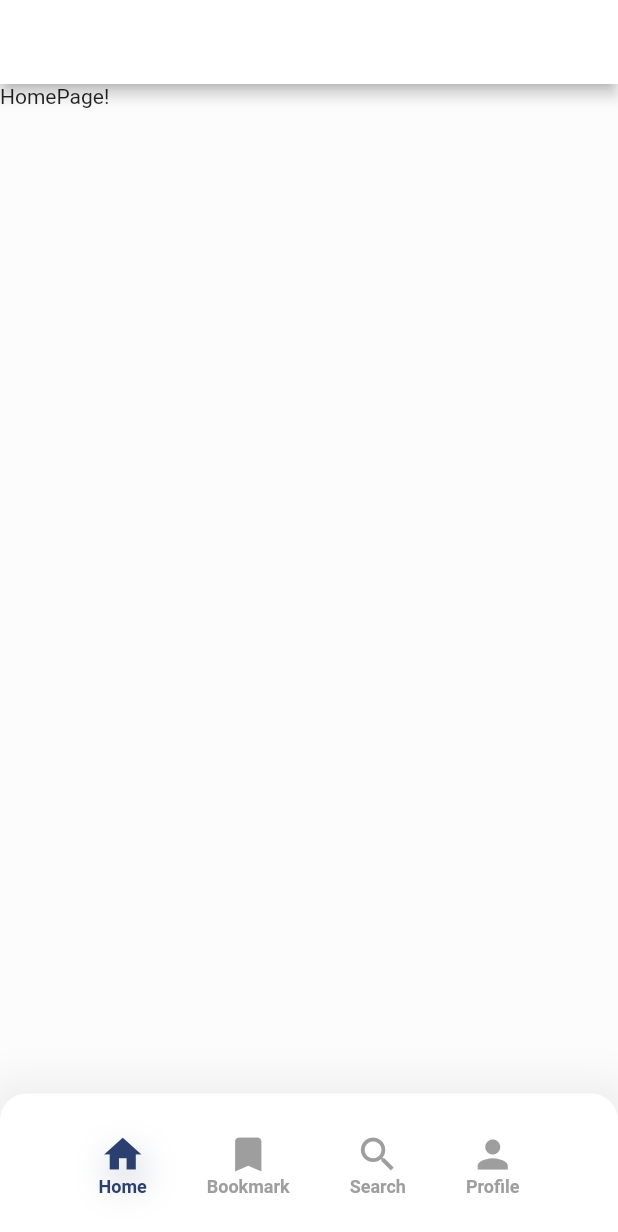
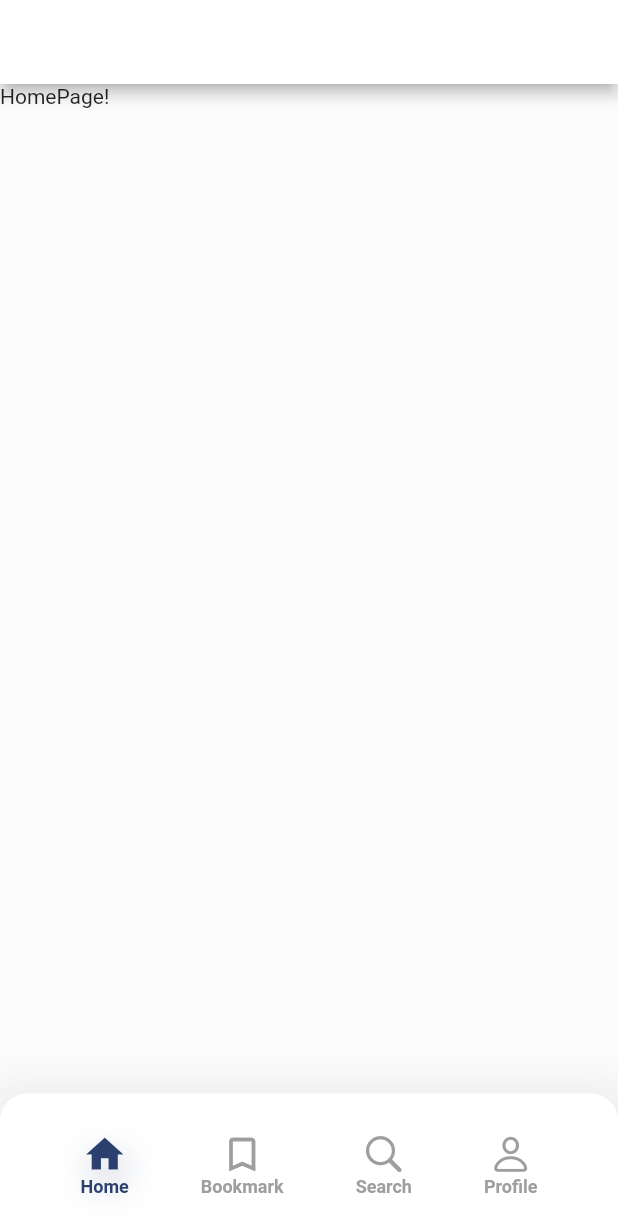
Before and after one commit to lucas404x/book_store_bacala_impl, a Flutter app: the screen it shows after launch, on a phone screen of 412 x 824 dp. Shown: the top 1232 px of the screen. Run offline on Flutter 3.47's test engine with Material 2 defaults, Android fonts, the phone set to English and light mode, and no system bars; our stand-ins replace font_awesome_flutter, go_router.

Commit message:
chore: improvements on nav icons style

```diff
--- a/lib/main.dart
+++ b/lib/main.dart
@@ -3,5 +3,5 @@ import 'package:flutter/material.dart';
 import 'app.dart';
 
 void main() {
-  runApp(MyApp());
+  runApp(const MyApp());
 }
--- a/lib/src/pages/base/base_page.dart
+++ b/lib/src/pages/base/base_page.dart
@@ -1,4 +1,6 @@
+import 'package:flutter/cupertino.dart';
 import 'package:flutter/material.dart';
+import 'package:font_awesome_flutter/font_awesome_flutter.dart';
 import 'package:go_router/go_router.dart';
 
 import '../../navigation/app_navigation.dart';
@@ -31,10 +33,10 @@ class BasePage extends StatelessWidget {
         currentIndex: getCurrentPageIndex(context),
         onTap: (index) => onItemTapped(context, index),
         navItems: const [
-          AppNavItem(iconData: Icons.home, label: 'Home'),
-          AppNavItem(iconData: Icons.bookmark, label: 'Bookmark'),
-          AppNavItem(iconData: Icons.search, label: 'Search'),
-          AppNavItem(iconData: Icons.person, label: 'Profile')
+          AppNavItem(selectIconData: Icons.home, unselectIconData: Icons.home_outlined, label: 'Home'),
+          AppNavItem(selectIconData: Icons.bookmark, unselectIconData: Icons.bookmark_outline, label: 'Bookmark'),
+          AppNavItem(selectIconData: CupertinoIcons.search, unselectIconData: CupertinoIcons.search, label: 'Search'),
+          AppNavItem(selectIconData: CupertinoIcons.person_fill, unselectIconData: CupertinoIcons.person, label: 'Profile')
         ],
       ),
     );
--- a/lib/src/shared/components/app_bottom_navigation_bar.dart
+++ b/lib/src/shared/components/app_bottom_navigation_bar.dart
@@ -55,11 +55,13 @@ class AppBottomNavigationBar extends StatelessWidget {
 }
 
 class AppNavItem {
-  final IconData iconData;
+  final IconData selectIconData;
+  final IconData unselectIconData;
   final String label;
 
   const AppNavItem({
-    required this.iconData,
+    required this.selectIconData,
+    required this.unselectIconData,
     required this.label,
   });
 }
@@ -85,12 +87,12 @@ class _BottomNavigationItem extends StatelessWidget {
     return GestureDetector(
       onTap: () => onSelectItem?.call(index),
       child: Padding(
-        padding: const EdgeInsets.symmetric(horizontal: 20.0),
+        padding: const EdgeInsets.symmetric(horizontal: 24.0),
         child: Column(
           mainAxisAlignment: MainAxisAlignment.center,
           children: [
             Icon(
-              navItem.iconData,
+              selected ? navItem.selectIconData : navItem.unselectIconData,
               color: selected ? secondaryColor : Colors.grey,
               size: 30,
               shadows: selected ? [
--- a/pubspec.yaml
+++ b/pubspec.yaml
@@ -15,6 +15,7 @@ dependencies:
   cupertino_icons: ^1.0.2
 
   go_router: ^5.0.5
+  font_awesome_flutter: ^10.2.1
 
 dev_dependencies:
   flutter_test:
```
Also changed, not shown: pubspec.lock.
